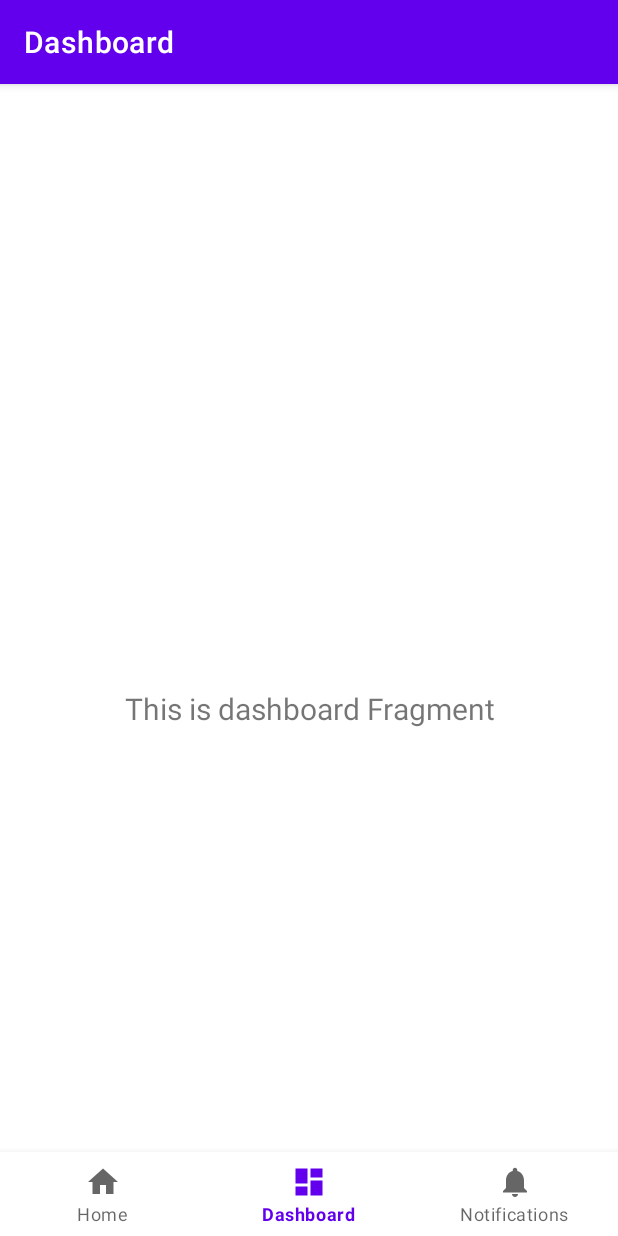
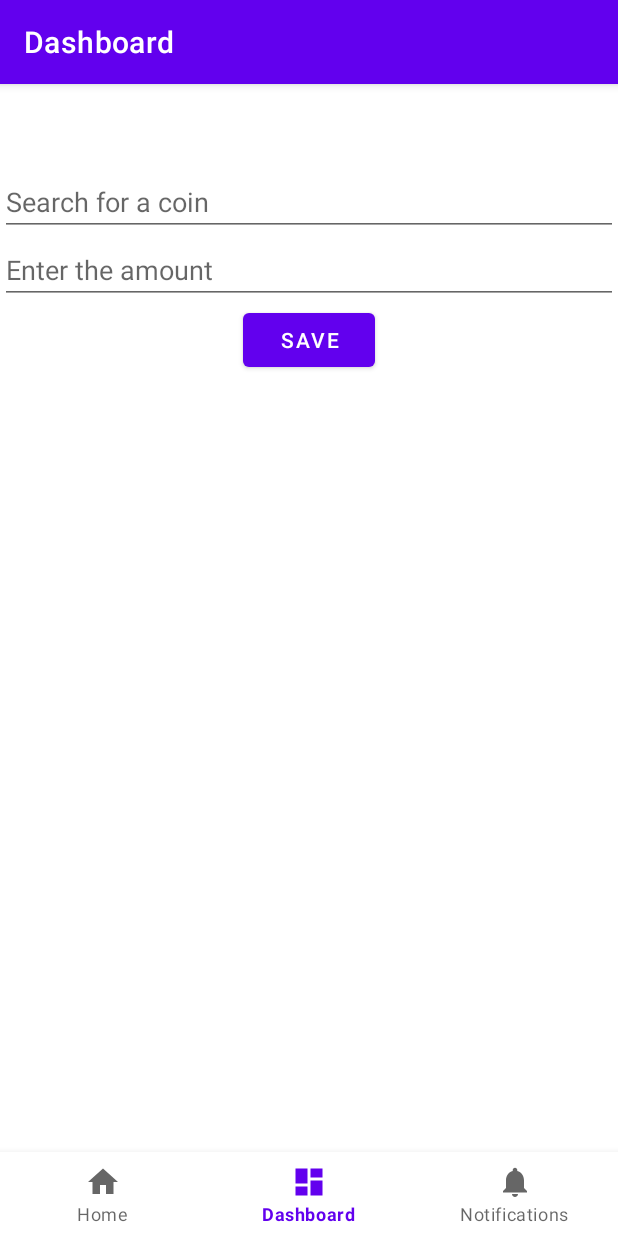
Before and after one commit to s22626/cryptotracker, an Android app: the DashboardFragment screen opened through its navigation route, on a phone screen of 412 x 824 dp. Run offline under Robolectric (Android 15) with nearby library versions, the phone set to English and light mode, and no system bars; our stand-ins replace navigation-ui; 3 statements that could not run were skipped.

Commit message:
Add portfolio manager

```diff
--- a/app/build.gradle.kts
+++ b/app/build.gradle.kts
@@ -56,4 +56,5 @@ dependencies {
     implementation(libs.ktor.client.android)
     implementation(libs.github.glide)
     annotationProcessor(libs.glide.compiler)
+    implementation(libs.androidx.datastore.preferences)
 }
--- /dev/null
+++ b/app/src/main/java/com/example/cryptotracker/PortfolioManager.kt
@@ -0,0 +1,47 @@
+package com.example.cryptotracker
+
+import android.content.Context
+import androidx.datastore.core.DataStore
+import androidx.datastore.preferences.core.Preferences
+import androidx.datastore.preferences.core.edit
+import androidx.datastore.preferences.core.floatPreferencesKey
+import androidx.datastore.preferences.preferencesDataStore
+import kotlinx.coroutines.flow.Flow
+import kotlinx.coroutines.flow.map
+
+val Context.dataStore: DataStore<Preferences> by preferencesDataStore(name = "crypto_tracker")
+
+interface PortfolioManagerInterface {
+    suspend fun saveCoinAmount(coin: String, amount: Float)
+    fun getAmountForCoin(coin: String): Flow<Float?>
+    fun getAllCoinAmountPairs(): Flow<List<Pair<String, Float?>>>
+}
+
+class PortfolioManager(context: Context): PortfolioManagerInterface {
+
+    private val dataStore: DataStore<Preferences> = context.dataStore
+
+    override suspend fun saveCoinAmount(coin: String, amount: Float) {
+        val coinKey = floatPreferencesKey(coin)
+        dataStore.edit { preferences ->
+            preferences[coinKey] = amount
+        }
+    }
+
+    override fun getAmountForCoin(coin: String): Flow<Float?> {
+        val coinKey = floatPreferencesKey(coin)
+        return dataStore.data.map { preferences ->
+            preferences[coinKey]
+        }
+    }
+
+    override fun getAllCoinAmountPairs(): Flow<List<Pair<String, Float?>>> {
+        return dataStore.data.map { preferences ->
+            preferences.asMap().entries.map { entry ->
+                val coin = entry.key.name
+                val amount = entry.value as Float?
+                Pair(coin, amount)
+            }
+        }
+    }
+}
--- a/app/src/main/java/com/example/cryptotracker/ui/dashboard/DashboardFragment.kt
+++ b/app/src/main/java/com/example/cryptotracker/ui/dashboard/DashboardFragment.kt
@@ -1,38 +1,64 @@
 package com.example.cryptotracker.ui.dashboard
 
+import com.example.cryptotracker.PortfolioManager
 import android.os.Bundle
 import android.view.LayoutInflater
 import android.view.View
 import android.view.ViewGroup
-import android.widget.TextView
 import androidx.fragment.app.Fragment
+import com.example.cryptotracker.databinding.FragmentDashboardBinding
+import android.widget.ArrayAdapter
+import android.widget.Toast
+import androidx.fragment.app.viewModels
+import androidx.lifecycle.ViewModel
 import androidx.lifecycle.ViewModelProvider
-import com.example.cryptotracker.databinding.FragmentDashboardBinding
 
 class DashboardFragment : Fragment() {
 
     private var _binding: FragmentDashboardBinding? = null
+    private val binding get() = _binding!!
 
-    // This property is only valid between onCreateView and
-    // onDestroyView.
-    private val binding get() = _binding!!
+    private val viewModel: DashboardViewModel by viewModels {
+        object : ViewModelProvider.Factory {
+            override fun <T : ViewModel> create(modelClass: Class<T>): T {
+                return DashboardViewModel(PortfolioManager(requireContext())) as T
+            }
+        }
+    }
 
     override fun onCreateView(
         inflater: LayoutInflater,
         container: ViewGroup?,
         savedInstanceState: Bundle?
     ): View {
-        val dashboardViewModel =
-            ViewModelProvider(this).get(DashboardViewModel::class.java)
+        _binding = FragmentDashboardBinding.inflate(inflater, container, false)
+        return binding.root
+    }
 
-        _binding = FragmentDashboardBinding.inflate(inflater, container, false)
-        val root: View = binding.root
+    override fun onViewCreated(view: View, savedInstanceState: Bundle?) {
+        super.onViewCreated(view, savedInstanceState)
 
-        val textView: TextView = binding.textDashboard
-        dashboardViewModel.text.observe(viewLifecycleOwner) {
-            textView.text = it
+        val adapter = ArrayAdapter(requireContext(), android.R.layout.simple_dropdown_item_1line, mutableListOf<String>())
+        binding.searchBar.setAdapter(adapter)
+
+        viewModel.coins.observe(viewLifecycleOwner) { coins ->
+            val coinNames = coins.map { it.name }
+            adapter.clear()
+            adapter.addAll(coinNames)
+            adapter.notifyDataSetChanged()
         }
-        return root
+
+        binding.saveButton.setOnClickListener {
+            val selectedCoin = binding.searchBar.text.toString()
+            val amount = binding.amountInput.text.toString().toFloatOrNull()
+
+            if (selectedCoin.isEmpty() || amount == null) {
+                Toast.makeText(context, "Please fill in all fields", Toast.LENGTH_SHORT).show()
+            } else {
+                viewModel.saveCoinAmount(selectedCoin, amount)
+                Toast.makeText(context, "Saved successfully", Toast.LENGTH_SHORT).show()
+            }
+        }
     }
 
     override fun onDestroyView() {
--- a/app/src/main/java/com/example/cryptotracker/ui/dashboard/DashboardViewModel.kt
+++ b/app/src/main/java/com/example/cryptotracker/ui/dashboard/DashboardViewModel.kt
@@ -1,13 +1,33 @@
 package com.example.cryptotracker.ui.dashboard
 
-import androidx.lifecycle.LiveData
-import androidx.lifecycle.MutableLiveData
+import com.example.cryptotracker.PortfolioManager
 import androidx.lifecycle.ViewModel
+import androidx.lifecycle.liveData
+import androidx.lifecycle.viewModelScope
+import coingecko.CoinGeckoClient
+import coingecko.models.coins.CoinMarkets
+import com.example.cryptotracker.model.Coin
+import kotlinx.coroutines.Dispatchers
+import kotlinx.coroutines.launch
 
-class DashboardViewModel : ViewModel() {
+class DashboardViewModel(private val portfolioManager: PortfolioManager) : ViewModel() {
 
-    private val _text = MutableLiveData<String>().apply {
-        value = "This is dashboard Fragment"
+    private val coinGecko: CoinGeckoClient = CoinGeckoClient()
+
+    val coins = liveData(Dispatchers.IO) {
+        emit(coinGecko.getCoinMarkets("usd", page = 1, perPage = 10).markets.map { m: CoinMarkets ->
+            Coin(
+                name = m.name,
+                amount = m.circulatingSupply,
+                pricePerUnit = m.currentPrice,
+                logoUrl = m.image
+            )
+        })
     }
-    val text: LiveData<String> = _text
+
+    fun saveCoinAmount(coin: String, amount: Float) {
+        viewModelScope.launch {
+            portfolioManager.saveCoinAmount(coin, amount)
+        }
+    }
 }
--- a/app/src/main/java/com/example/cryptotracker/ui/home/HomeFragment.kt
+++ b/app/src/main/java/com/example/cryptotracker/ui/home/HomeFragment.kt
@@ -1,24 +1,18 @@
 package com.example.cryptotracker.ui.home
 
+import com.example.cryptotracker.PortfolioManager
 import android.annotation.SuppressLint
 import android.os.Bundle
 import android.view.LayoutInflater
 import android.view.View
 import android.view.ViewGroup
-import android.widget.TextView
 import androidx.fragment.app.Fragment
 import androidx.lifecycle.ViewModelProvider
 import androidx.recyclerview.widget.LinearLayoutManager
 import androidx.recyclerview.widget.RecyclerView
-import coingecko.CoinGeckoClient
-import coingecko.models.coins.CoinMarkets
 import com.example.cryptotracker.R
 import com.example.cryptotracker.adapters.CoinAdapter
 import com.example.cryptotracker.databinding.FragmentHomeBinding
-import com.example.cryptotracker.model.Coin
-import kotlinx.coroutines.CoroutineScope
-import kotlinx.coroutines.Dispatchers
-import kotlinx.coroutines.launch
 
 class HomeFragment : Fragment() {
 
@@ -26,18 +20,19 @@ class HomeFragment : Fragment() {
     private lateinit var binding: FragmentHomeBinding
     private lateinit var adapter: CoinAdapter
     private lateinit var recyclerView: RecyclerView
+    private lateinit var portfolioManager: PortfolioManager
 
     override fun onCreateView(
         inflater: LayoutInflater,
         container: ViewGroup?,
         savedInstanceState: Bundle?
     ): View? {
-        homeViewModel = ViewModelProvider(this).get(HomeViewModel::class.java)
         binding = FragmentHomeBinding.inflate(inflater, container, false)
+        portfolioManager = PortfolioManager(requireContext())
+        homeViewModel = ViewModelProvider(this, HomeViewModelFactory(portfolioManager)).get(HomeViewModel::class.java)
         return binding.root
     }
-
-    @SuppressLint("NotifyDataSetChanged")
+    @SuppressLint("SetTextI18n", "NotifyDataSetChanged")
     override fun onViewCreated(view: View, savedInstanceState: Bundle?) {
         super.onViewCreated(view, savedInstanceState)
 
@@ -51,5 +46,9 @@ class HomeFragment : Fragment() {
             adapter.coins = coins
             adapter.notifyDataSetChanged()
         }
+
+        homeViewModel.totalValue.observe(viewLifecycleOwner) { totalValue ->
+            binding.totalValue.text = "Total Value: $totalValue USD"
+        }
     }
 }
--- a/app/src/main/java/com/example/cryptotracker/ui/home/HomeViewModel.kt
+++ b/app/src/main/java/com/example/cryptotracker/ui/home/HomeViewModel.kt
@@ -1,24 +1,36 @@
 package com.example.cryptotracker.ui.home
 
-import androidx.lifecycle.ViewModel
-import androidx.lifecycle.liveData
+import com.example.cryptotracker.PortfolioManager
+import androidx.lifecycle.*
 import coingecko.CoinGeckoClient
-import coingecko.models.coins.CoinMarkets
 import com.example.cryptotracker.model.Coin
 import kotlinx.coroutines.Dispatchers
 
-class HomeViewModel : ViewModel() {
+class HomeViewModel(private val portfolioManager: PortfolioManager) : ViewModel() {
 
     private val coinGecko: CoinGeckoClient = CoinGeckoClient()
 
-    val coins = liveData(Dispatchers.IO) {
-        emit(coinGecko.getCoinMarkets("usd", page = 1, perPage = 10).markets.map { m: CoinMarkets ->
-            Coin(
-                name = m.name,
-                amount = m.circulatingSupply,
-                pricePerUnit = m.currentPrice,
-                logoUrl = m.image
-            )
-        })
+    val coins: LiveData<List<Coin>> = liveData(Dispatchers.IO) {
+        portfolioManager.getAllCoinAmountPairs().collect { coinPairs ->
+            val coinMarkets = coinGecko.getCoinMarkets("usd", page = 1, perPage = 30).markets
+            val coins = coinPairs.mapNotNull { pair ->
+                coinMarkets.find { it.name == pair.first }?.let { market ->
+                    pair.second?.let {
+                        Coin(
+                            name = market.name,
+                            amount = it.toDouble(),
+                            pricePerUnit = market.currentPrice,
+                            logoUrl = market.image
+                        )
+                    }
+                }
+            }
+
+            emit(coins)
+        }
+    }
+
+    val totalValue: LiveData<Float> = coins.map { coins ->
+        coins.sumOf { it.amount * it.pricePerUnit }.toFloat()
     }
 }
--- /dev/null
+++ b/app/src/main/java/com/example/cryptotracker/ui/home/HomeViewModelFactory.kt
@@ -0,0 +1,15 @@
+package com.example.cryptotracker.ui.home
+
+import com.example.cryptotracker.PortfolioManager
+import androidx.lifecycle.ViewModel
+import androidx.lifecycle.ViewModelProvider
+
+class HomeViewModelFactory(private val portfolioManager: PortfolioManager) : ViewModelProvider.Factory {
+    override fun <T : ViewModel> create(modelClass: Class<T>): T {
+        if (modelClass.isAssignableFrom(HomeViewModel::class.java)) {
+            @Suppress("UNCHECKED_CAST")
+            return HomeViewModel(portfolioManager) as T
+        }
+        throw IllegalArgumentException("Unknown ViewModel class")
+    }
+}
--- a/app/src/main/res/layout/fragment_dashboard.xml
+++ b/app/src/main/res/layout/fragment_dashboard.xml
@@ -1,22 +1,34 @@
-<?xml version="1.0" encoding="utf-8"?>
 <androidx.constraintlayout.widget.ConstraintLayout xmlns:android="http://schemas.android.com/apk/res/android"
     xmlns:app="http://schemas.android.com/apk/res-auto"
-    xmlns:tools="http://schemas.android.com/tools"
     android:layout_width="match_parent"
-    android:layout_height="match_parent"
-    tools:context=".ui.dashboard.DashboardFragment">
+    android:layout_height="match_parent">
 
-    <TextView
-        android:id="@+id/text_dashboard"
-        android:layout_width="match_parent"
+    <AutoCompleteTextView
+        android:id="@+id/search_bar"
+        android:layout_width="0dp"
         android:layout_height="wrap_content"
-        android:layout_marginStart="8dp"
-        android:layout_marginTop="8dp"
-        android:layout_marginEnd="8dp"
-        android:textAlignment="center"
-        android:textSize="20sp"
-        app:layout_constraintBottom_toBottomOf="parent"
+        android:hint="Search for a coin"
         app:layout_constraintEnd_toEndOf="parent"
         app:layout_constraintStart_toStartOf="parent"
         app:layout_constraintTop_toTopOf="parent" />
+
+    <EditText
+        android:id="@+id/amount_input"
+        android:layout_width="0dp"
+        android:layout_height="wrap_content"
+        android:hint="Enter the amount"
+        android:inputType="numberDecimal"
+        app:layout_constraintEnd_toEndOf="parent"
+        app:layout_constraintStart_toStartOf="parent"
+        app:layout_constraintTop_toBottomOf="@id/search_bar" />
+
+    <Button
+        android:id="@+id/save_button"
+        android:layout_width="wrap_content"
+        android:layout_height="wrap_content"
+        android:text="Save"
+        app:layout_constraintEnd_toEndOf="parent"
+        app:layout_constraintStart_toStartOf="parent"
+        app:layout_constraintTop_toBottomOf="@id/amount_input" />
+
 </androidx.constraintlayout.widget.ConstraintLayout>
--- a/gradle/libs.versions.toml
+++ b/gradle/libs.versions.toml
@@ -2,6 +2,7 @@
 agp = "8.3.1"
 coingeckoJvm = "1.0.0-rc01"
 compiler = "4.12.0"
+datastorePreferences = "1.1.1"
 githubGlide = "4.12.0"
 kotlin = "1.9.0"
 coreKtx = "1.13.0"
@@ -19,6 +20,7 @@ navigationUiKtx = "2.7.7"
 
 [libraries]
 androidx-core-ktx = { group = "androidx.core", name = "core-ktx", version.ref = "coreKtx" }
+androidx-datastore-preferences = { module = "androidx.datastore:datastore-preferences", version.ref = "datastorePreferences" }
 coingecko-jvm-v100rc01 = { module = "org.drewcarlson:coingecko-jvm", version.ref = "coingeckoJvm" }
 github-glide = { module = "com.github.bumptech.glide:glide", version.ref = "githubGlide" }
 glide-compiler = { module = "com.github.bumptech.glide:compiler", version.ref = "compiler" }
```
Also changed, not shown: app/src/main/java/com/example/cryptotracker/adapters/CoinAdapter.kt (+15 -14 lines), app/src/main/res/layout/fragment_home.xml (+14 -1 lines).
